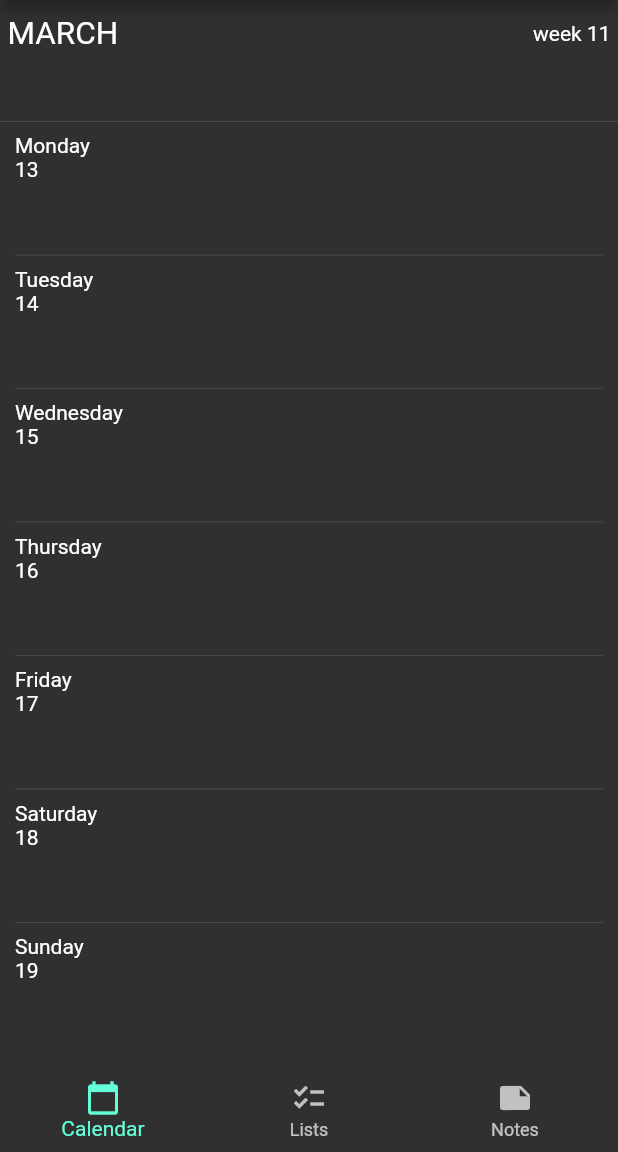
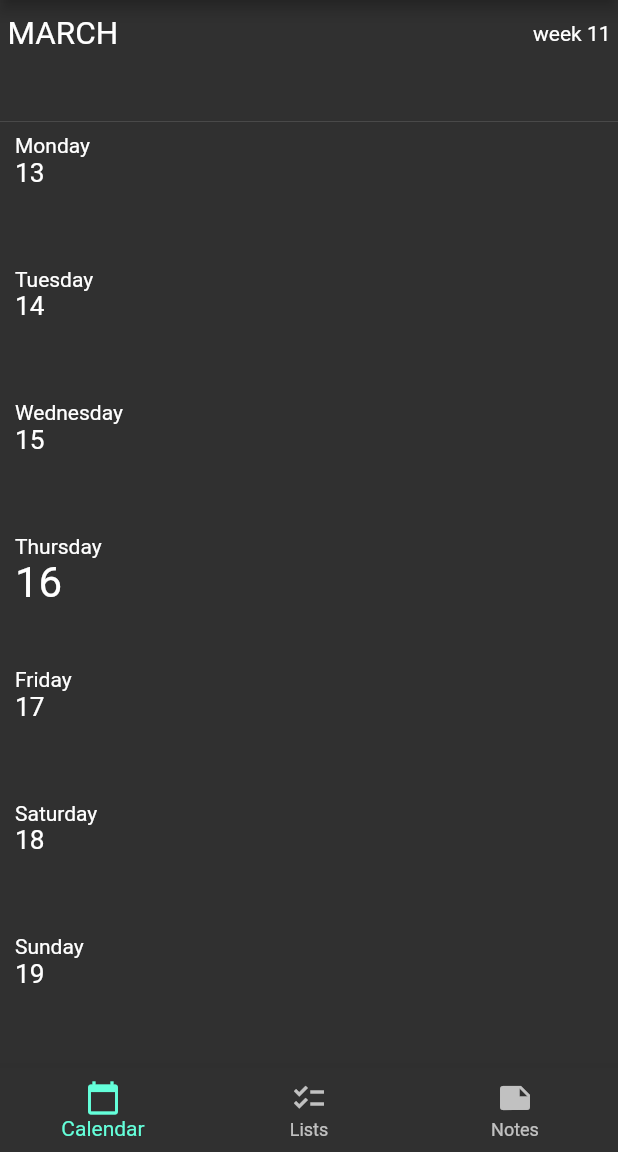
Before and after one commit to willredington/digital_planner, a Flutter app: the screen it shows after launch, on a phone screen of 412 x 824 dp, the part 84-1236 px from its top. Run offline on Flutter 3.47's test engine with Material 2 defaults, Android fonts, the phone set to English and light mode, and no system bars; missing offline and left inert: google_mlkit_digital_ink_recognition.

Commit message:
day change

```diff
--- /dev/null
+++ b/lib/features/calendar/model/calendar_view_mode.dart
@@ -0,0 +1,4 @@
+enum CalendarViewMode {
+  day,
+  week,
+}
--- a/lib/features/calendar/presentation/calendar_week.dart
+++ b/lib/features/calendar/presentation/calendar_week.dart
@@ -1,33 +1,60 @@
 import 'package:flutter/material.dart';
+import 'package:planner/features/calendar/model/calendar_view_mode.dart';
 import 'package:planner/utils/date.dart';
 
 import 'calendar_week_day.dart';
 import 'calendar_week_header.dart';
 
 class CalendarWeekWidget extends StatefulWidget {
-  final DateTime now = DateTime.now();
-
-  late final List<DateTime> dateRange;
-
-  CalendarWeekWidget({super.key}) {
-    dateRange = getWeekDateRange(now);
-  }
+  const CalendarWeekWidget({super.key});
 
   @override
   State<CalendarWeekWidget> createState() => _CalendarWeekWidgetState();
 }
 
 class _CalendarWeekWidgetState extends State<CalendarWeekWidget> {
+  final DateTime _now = DateTime.now();
+
+  CalendarViewMode _viewMode = CalendarViewMode.week;
+
+  late DateTime _activeDate;
+
+  late final List<DateTime> _dateRange;
+
+  _onViewModeChange(CalendarViewMode mode) {
+    setState(() {
+      _viewMode = mode;
+    });
+  }
+
+  _onDayChange(DateTime day) {
+    setState(() {
+      _activeDate = day;
+    });
+  }
+
+  @override
+  void initState() {
+    _dateRange = getWeekDateRange(_now);
+    _activeDate = _now;
+    super.initState();
+  }
+
   @override
   Widget build(BuildContext context) {
-    final weekDayWidgets = widget.dateRange
-        .map((date) => CalendarWeekdayWidget(date: date))
+    print(_activeDate);
+    final weekDayWidgets = _dateRange
+        .map((date) => CalendarWeekdayWidget(
+              date: date,
+              onClick: () => _onDayChange(date),
+              isActive: date.compareTo(_activeDate) == 0,
+            ))
         .toList();
 
     return Column(
       mainAxisAlignment: MainAxisAlignment.spaceBetween,
       crossAxisAlignment: CrossAxisAlignment.stretch,
-      children: [CalendarWeekHeaderWidget(date: widget.now), ...weekDayWidgets],
+      children: [CalendarWeekHeaderWidget(date: _now), ...weekDayWidgets],
     );
   }
 }
--- a/lib/features/calendar/presentation/calendar_week_day.dart
+++ b/lib/features/calendar/presentation/calendar_week_day.dart
@@ -3,12 +3,18 @@ import 'package:planner/utils/date.dart';
 
 class CalendarWeekdayWidget extends StatefulWidget {
   final DateTime date;
+  final bool isActive;
+  final Function onClick;
 
   late final bool isLast;
   late final String dayName;
   late final String dayOfMonth;
 
-  CalendarWeekdayWidget({super.key, required this.date}) {
+  CalendarWeekdayWidget(
+      {super.key,
+      required this.date,
+      required this.isActive,
+      required this.onClick}) {
     isLast = date.weekday == 7;
     dayName = getDayName(date);
     dayOfMonth = getDayOfMonth(date);
@@ -23,17 +29,30 @@ class _CalendarWeekdayWidgetState extends State<CalendarWeekdayWidget> {
   Widget build(BuildContext context) {
     return Expanded(
       child: Container(
-          padding: const EdgeInsets.symmetric(horizontal: 10),
-          child: Column(
+        padding: const EdgeInsets.symmetric(horizontal: 10),
+        child: GestureDetector(
+          behavior: HitTestBehavior.translucent,
+          onTap: () => widget.onClick(),
+          child: Row(
               mainAxisAlignment: MainAxisAlignment.spaceBetween,
               crossAxisAlignment: CrossAxisAlignment.start,
               children: [
                 Column(
                   crossAxisAlignment: CrossAxisAlignment.start,
-                  children: [Text(widget.dayName), Text(widget.dayOfMonth)],
+                  children: [
+                    Text(
+                      widget.dayName,
+                    ),
+                    Text(
+                      widget.dayOfMonth,
+                      textScaleFactor: widget.isActive ? 2 : 1.25,
+                    )
+                  ],
                 ),
                 if (!widget.isLast) const Divider()
-              ])),
+              ]),
+        ),
+      ),
     );
   }
 }
```
Also changed, not shown: lib/features/draw/draw.dart (added), lib/features/draw/presentation/handwriting.dart (renamed from lib/features/calendar/presentation/handwriting.dart).
